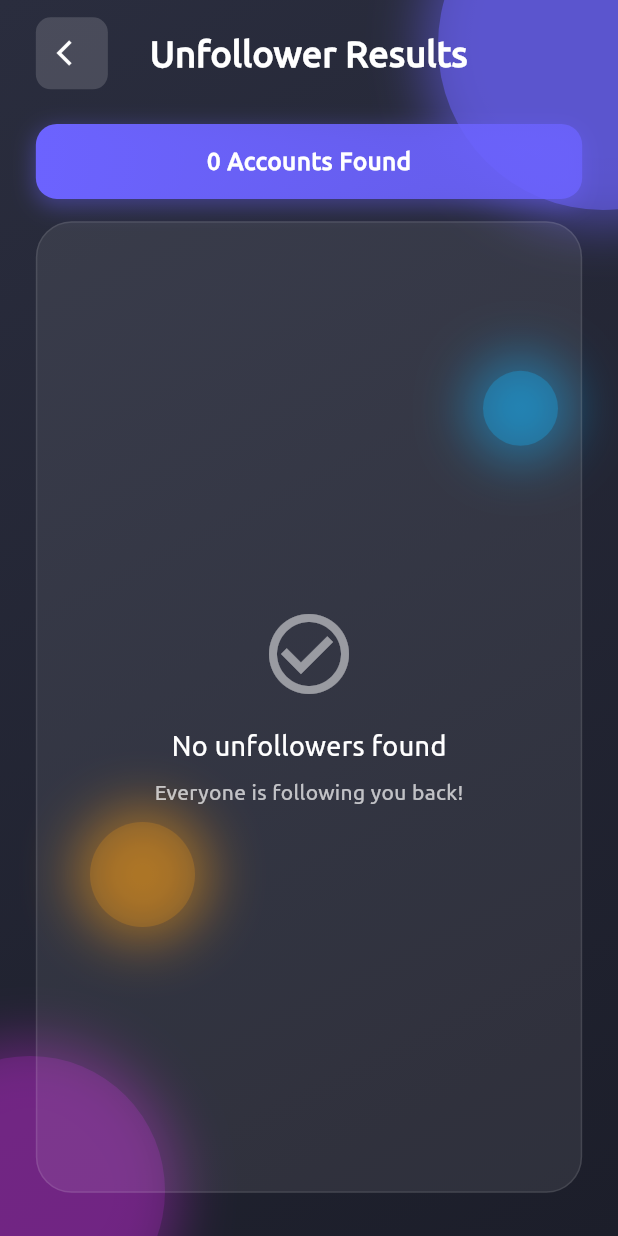
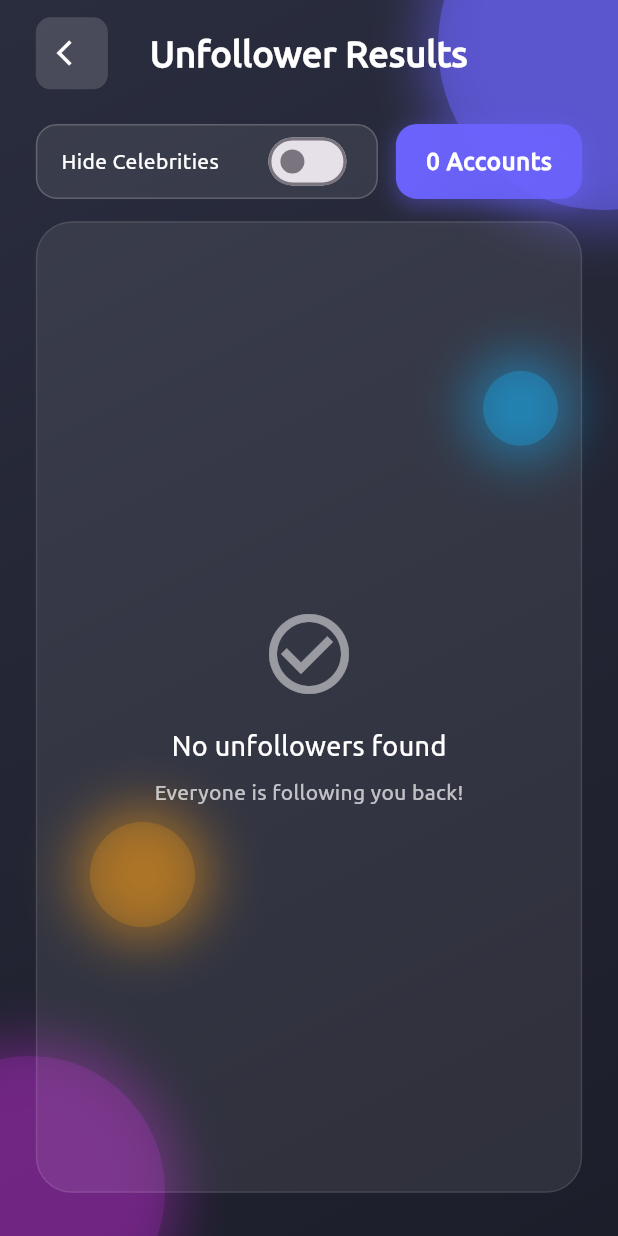
Before and after one commit to dyingpotato890/SilentSnitch, a Flutter app: the DisplayPage screen opened directly with empty values, on a phone screen of 412 x 824 dp. Run offline on Flutter 3.47's test engine with Material 3 defaults, Android fonts, the phone set to English and light mode, and no system bars; our stand-ins replace file_picker.

```diff
--- a/lib/pages/display_page.dart
+++ b/lib/pages/display_page.dart
@@ -12,6 +12,9 @@ class DisplayPage extends StatefulWidget {
 }
 
 class _DisplayPageState extends State<DisplayPage> {
+  // State for filtering celebrities
+  bool _hideCelebrities = false;
+
   // URL launcher
   void _launchUrl(String url) async {
     try {
@@ -26,9 +29,22 @@ class _DisplayPageState extends State<DisplayPage> {
 
   @override
   Widget build(BuildContext context) {
-    // Get Usernames And Links
+    // Get Usernames, Links and Verified status
     final List<String> usernames = widget.unfollowers["Username"] ?? [];
     final List<String> links = widget.unfollowers["Link"] ?? [];
+    final List<String> verified = widget.unfollowers["Verified"] ?? [];
+
+    // Filter out celebrities if the toggle is on
+    List<String> filteredUsernames = [];
+    List<String> filteredLinks = [];
+
+    for (int i = 0; i < usernames.length; i++) {
+      if (_hideCelebrities && verified[i] == "Yes") {
+        continue;
+      }
+      filteredUsernames.add(usernames[i]);
+      filteredLinks.add(links[i]);
+    }
 
     var media = MediaQuery.sizeOf(context);
 
@@ -50,15 +66,17 @@ class _DisplayPageState extends State<DisplayPage> {
                   children: [
                     Container(
                       decoration: BoxDecoration(
-                        color: Colors.white.withOpacity(0.15),
+                        color: Colors.white.withAlpha(38),
                         borderRadius: BorderRadius.circular(10),
                       ),
                       child: IconButton(
                         onPressed: () => Navigator.pop(context),
-                        icon: const Icon(
+                        icon: Center(
+                          child: Icon(
                             Icons.arrow_back_ios,
                             color: Colors.white,
                             size: 20,
+                          ),
                         ),
                       ),
                     ),
@@ -77,11 +95,55 @@ class _DisplayPageState extends State<DisplayPage> {
                     ),
 
                     // Empty space to balance the header
-                    SizedBox(width: 48),
+                    const SizedBox(width: 48),
                   ],
                 ),
 
                 SizedBox(height: media.height * 0.028), // 24
+
+                // Filter toggle and Results counter
+                Row(
+                  children: [
+                    // Celebrity filter toggle
+                    Expanded(
+                      child: Container(
+                        height: 50,
+                        padding: const EdgeInsets.symmetric(horizontal: 16),
+                        decoration: BoxDecoration(
+                          color: Colors.white.withAlpha(20),
+                          borderRadius: BorderRadius.circular(14),
+                          border: Border.all(
+                            color: Colors.white.withAlpha(51),
+                            width: 1,
+                          ),
+                        ),
+                        child: Row(
+                          children: [
+                            const Text(
+                              'Hide Celebrities',
+                              style: TextStyle(
+                                color: Colors.white,
+                                fontFamily: 'Ubuntu',
+                                fontSize: 14,
+                              ),
+                            ),
+                            const Spacer(),
+                            Switch(
+                              value: _hideCelebrities,
+                              onChanged: (value) {
+                                setState(() {
+                                  _hideCelebrities = value;
+                                });
+                              },
+                              activeColor: const Color(0xFF6C63FF),
+                              activeTrackColor: const Color(0xFF6C63FF).withAlpha(102),
+                            ),
+                          ],
+                        ),
+                      ),
+                    ),
+
+                    const SizedBox(width: 12),
 
                     // Results counter
                     Container(
@@ -94,7 +156,7 @@ class _DisplayPageState extends State<DisplayPage> {
                         gradient: LinearGradient(
                           colors: [
                             const Color(0xFF6C63FF),
-                        const Color(0xFF6C63FF).withOpacity(0.8),
+                            const Color(0xFF6C63FF).withAlpha(204),
                           ],
                           begin: Alignment.topLeft,
                           end: Alignment.bottomRight,
@@ -102,17 +164,16 @@ class _DisplayPageState extends State<DisplayPage> {
                         borderRadius: BorderRadius.circular(14),
                         boxShadow: [
                           BoxShadow(
-                        color: const Color(0xFF6C63FF).withOpacity(0.4),
+                            color: const Color(0xFF6C63FF).withAlpha(102),
                             spreadRadius: 1,
                             blurRadius: 12,
                             offset: const Offset(0, 4),
                           ),
                         ],
                       ),
-
                       child: Center(
                         child: Text(
-                      '${usernames.length} Accounts Found',
+                          '${filteredUsernames.length} Accounts',
                           style: const TextStyle(
                             color: Colors.white,
                             fontWeight: FontWeight.bold,
@@ -123,20 +184,22 @@ class _DisplayPageState extends State<DisplayPage> {
                         ),
                       ),
                     ),
+                  ],
+                ),
 
-                SizedBox(height: media.height * 0.018), // 16
+                SizedBox(height: media.height * 0.018),
 
                 // Results list
                 Expanded(
-                  child: usernames.isEmpty
+                  child: filteredUsernames.isEmpty
                       // Empty state
                       ? Container(
                           padding: const EdgeInsets.all(24),
                           decoration: BoxDecoration(
-                            color: Colors.white.withOpacity(0.08),
+                            color: Colors.white.withAlpha(20),
                             borderRadius: BorderRadius.circular(24),
                             border: Border.all(
-                              color: Colors.white.withOpacity(0.1),
+                              color: Colors.white.withAlpha(25),
                               width: 1,
                             ),
                           ),
@@ -145,7 +208,7 @@ class _DisplayPageState extends State<DisplayPage> {
                             children: [
                               Icon(
                                 Icons.check_circle_outline,
-                                color: Colors.white.withOpacity(0.5),
+                                color: Colors.white.withAlpha(128),
                                 size: 64,
                               ),
                               const SizedBox(height: 16),
@@ -160,9 +223,11 @@ class _DisplayPageState extends State<DisplayPage> {
                               ),
                               const SizedBox(height: 8),
                               Text(
-                                'Everyone is following you back!',
+                                _hideCelebrities
+                                    ? 'Only celebrity accounts don\'t follow back'
+                                    : 'Everyone is following you back!',
                                 style: TextStyle(
-                                  color: Colors.white.withOpacity(0.7),
+                                  color: Colors.white.withAlpha(179),
                                   fontSize: 14,
                                   fontFamily: 'Ubuntu',
                                 ),
@@ -178,18 +243,18 @@ class _DisplayPageState extends State<DisplayPage> {
                               begin: Alignment.topLeft,
                               end: Alignment.bottomRight,
                               colors: [
-                                Colors.white.withOpacity(0.18),
-                                Colors.white.withOpacity(0.08),
+                                Colors.white.withAlpha(46),
+                                Colors.white.withAlpha(20),
                               ],
                             ),
                             borderRadius: BorderRadius.circular(24),
                             border: Border.all(
-                              color: Colors.white.withOpacity(0.2),
+                              color: Colors.white.withAlpha(51),
                               width: 1.5,
                             ),
                             boxShadow: [
                               BoxShadow(
-                                color: Colors.black.withOpacity(0.15),
+                                color: Colors.black.withAlpha(38),
                                 blurRadius: 15,
                                 offset: const Offset(0, 5),
                               ),
@@ -197,27 +262,31 @@ class _DisplayPageState extends State<DisplayPage> {
                           ),
 
                           child: ListView.builder(
-                            itemCount: usernames.length,
+                            itemCount: filteredUsernames.length,
                             itemBuilder: (context, index) {
-                              final username = usernames[index];
-                              final link = links[index];
+                              final username = filteredUsernames[index];
+                              final link = filteredLinks[index];
                               final hasLink = link.isNotEmpty;
 
+                              // Find the original index to get verified status
+                              final originalIndex = usernames.indexOf(username);
+                              final isCelebrity = originalIndex != -1 && verified[originalIndex] == "Yes";
+
                               return GestureDetector(
-                                onTap: hasLink ? () => _launchUrl(links[index]) : null,
+                                onTap: hasLink ? () => _launchUrl(link) : null,
 
                                 child: Container(
                                   margin: const EdgeInsets.only(bottom: 12),
                                   padding: const EdgeInsets.all(16),
                                   decoration: BoxDecoration(
                                     color: hasLink
-                                        ? Colors.white.withOpacity(0.1)
-                                        : Colors.white.withOpacity(0.07),
+                                        ? Colors.white.withAlpha(25)
+                                        : Colors.white.withAlpha(18),
                                     borderRadius: BorderRadius.circular(16),
                                     border: Border.all(
                                       color: hasLink
-                                          ? const Color(0xFF6C63FF).withOpacity(0.3)
-                                          : Colors.white.withOpacity(0.1),
+                                          ? const Color(0xFF6C63FF).withAlpha(77)
+                                          : Colors.white.withAlpha(25),
                                       width: 1,
                                     ),
                                   ),
@@ -254,7 +323,9 @@ class _DisplayPageState extends State<DisplayPage> {
                                       SizedBox(width: media.width * 0.035),
 
                                       Expanded(
-                                        child: Text(
+                                        child: Row(
+                                          children: [
+                                            Text(
                                               username,
                                               style: const TextStyle(
                                                 color: Colors.white,
@@ -262,12 +333,32 @@ class _DisplayPageState extends State<DisplayPage> {
                                                 fontFamily: 'Ubuntu',
                                               ),
                                             ),
+                                            if (isCelebrity) ...[
+                                              const SizedBox(width: 5),
+                                              Container(
+                                                padding: const EdgeInsets.symmetric(
+                                                  horizontal: 2,
+                                                  vertical: 2,
+                                                ),
+                                                decoration: BoxDecoration(
+                                                  color: const Color(0xFF6C63FF).withAlpha(51),
+                                                  borderRadius: BorderRadius.circular(10),
+                                                ),
+                                                child: Icon(
+                                                      Icons.verified,
+                                                      color: Colors.white,
+                                                      size: 14,
+                                                    )
+                                              ),
+                                            ],
+                                          ],
+                                        ),
                                       ),
 
                                       if (hasLink)
                                         Icon(
                                           Icons.open_in_new,
-                                          color: Colors.white.withOpacity(0.6),
+                                          color: Colors.white.withAlpha(153),
                                           size: 18,
                                         ),
                                     ],
--- a/pubspec.yaml
+++ b/pubspec.yaml
@@ -34,7 +34,6 @@ dependencies:
   # The following adds the Cupertino Icons font to your application.
   # Use with the CupertinoIcons class for iOS style icons.
   cupertino_icons: ^1.0.8
-  dynamic_background: ^0.5.0
   file_picker: ^10.1.2
   url_launcher: ^6.3.1
 
```
Also changed, not shown: lib/services/celeb.dart (added, +264 -0 lines), lib/services/snitch.dart (+26 -6 lines), pubspec.lock. Lines whose indentation alone changed are shown as unchanged.
